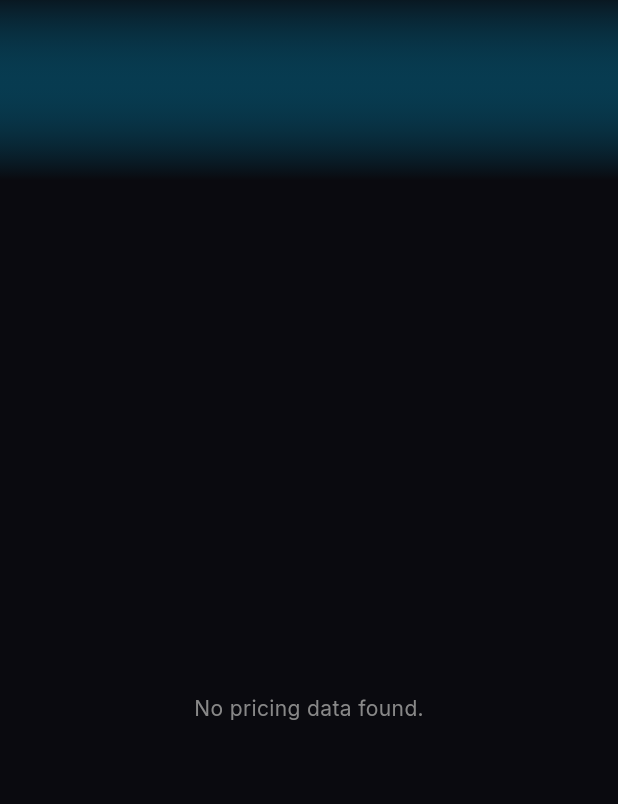
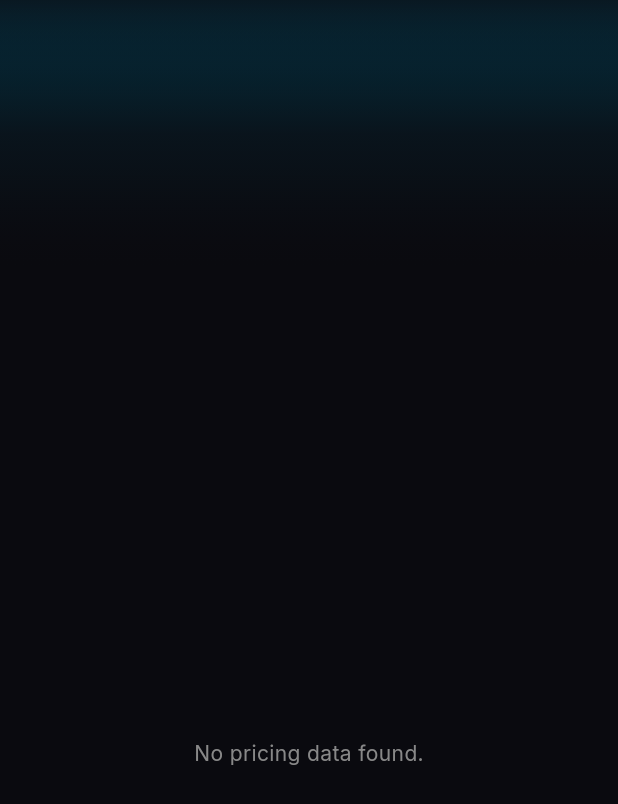
Before and after one commit to WatsonMLDev/pokemon-cost-scraper, a Flutter app: the CardDetailsScreen screen opened directly with empty values, on a phone screen of 412 x 824 dp. Shown: the top 804 px of the screen. Run offline on Flutter 3.47's test engine with Material 3 defaults, Android fonts, the phone set to English and light mode, and no system bars; our stand-ins replace cached_network_image, camera, flutter_dotenv, google_fonts.

Commit message:
new changes

```diff
--- a/flutter_app/lib/screens/card_details_screen.dart
+++ b/flutter_app/lib/screens/card_details_screen.dart
@@ -1,5 +1,7 @@
 import 'package:flutter/material.dart';
 import 'package:google_fonts/google_fonts.dart';
+import 'package:url_launcher/url_launcher.dart';
+import 'package:cached_network_image/cached_network_image.dart';
 
 import '../theme.dart';
 
@@ -35,9 +37,22 @@ class CardDetailsScreen extends StatelessWidget {
         slivers: [
           // ── Hero Header ──
           SliverAppBar(
-            expandedHeight: 120,
+            expandedHeight: 180,
             pinned: true,
             backgroundColor: HaloColors.background,
+            actions: [
+              if (cardData['url'] != null && cardData['url'].toString().isNotEmpty)
+                IconButton(
+                  icon: const Icon(Icons.open_in_browser, color: HaloColors.primary),
+                  tooltip: 'Open in TCGPlayer',
+                  onPressed: () async {
+                    final url = Uri.parse('https://www.tcgplayer.com${cardData['url']}');
+                    if (await canLaunchUrl(url)) {
+                      await launchUrl(url, mode: LaunchMode.externalApplication);
+                    }
+                  },
+                ),
+            ],
             flexibleSpace: FlexibleSpaceBar(
               titlePadding:
                   const EdgeInsets.symmetric(horizontal: 16, vertical: 12),
@@ -48,11 +63,28 @@ class CardDetailsScreen extends StatelessWidget {
                   fontWeight: FontWeight.w700,
                   color: HaloColors.primary,
                   letterSpacing: 1.2,
+                  shadows: [
+                    Shadow(
+                      color: Colors.black.withValues(alpha: 0.8),
+                      blurRadius: 4,
+                    )
+                  ],
                 ),
                 maxLines: 2,
                 overflow: TextOverflow.ellipsis,
               ),
-              background: Container(
+              background: Stack(
+                fit: StackFit.expand,
+                children: [
+                  if (cardData['image_url'] != null && cardData['image_url'].toString().isNotEmpty)
+                    CachedNetworkImage(
+                      imageUrl: cardData['image_url'],
+                      fit: BoxFit.cover,
+                      placeholder: (context, url) => Container(color: HaloColors.background),
+                      errorWidget: (context, url, error) => Container(color: HaloColors.background),
+                    )
+                  else
+                    Container(
                       decoration: BoxDecoration(
                         gradient: LinearGradient(
                           begin: Alignment.topCenter,
@@ -63,6 +95,22 @@ class CardDetailsScreen extends StatelessWidget {
                           ],
                         ),
                       ),
+                    ),
+                  // Dark gradient overlay to ensure text is readable
+                  Container(
+                    decoration: BoxDecoration(
+                      gradient: LinearGradient(
+                        begin: Alignment.topCenter,
+                        end: Alignment.bottomCenter,
+                        colors: [
+                          Colors.transparent,
+                          HaloColors.background.withValues(alpha: 0.8),
+                          HaloColors.background,
+                        ],
+                      ),
+                    ),
+                  ),
+                ],
               ),
             ),
           ),
--- a/flutter_app/lib/screens/scraping_screen.dart
+++ b/flutter_app/lib/screens/scraping_screen.dart
@@ -63,6 +63,10 @@ class _ScrapingScreenState extends State<ScrapingScreen> {
               _error = data['message'];
             } else if (data['type'] == 'result') {
               _cardData = data['data'];
+              _cardData!['url'] = widget.item['url'];
+              if (widget.item['image_url'] != null) {
+                _cardData!['image_url'] = widget.item['image_url'];
+              }
               Navigator.pushReplacement(
                 context,
                 _haloPageRoute(
--- a/flutter_app/pubspec.yaml
+++ b/flutter_app/pubspec.yaml
@@ -39,6 +39,8 @@ dependencies:
   path_provider: ^2.1.6
   google_fonts: ^6.2.1
   flutter_dotenv: ^6.0.1
+  url_launcher: ^6.3.0
+  cached_network_image: ^3.4.1
 
 dev_dependencies:
   flutter_test:
```
Also changed, not shown: flutter_app/analysis_options.yaml (+9 -0 lines), flutter_app/lib/screens/search_results_screen.dart (+40 -4 lines), flutter_app/pubspec.lock, 3 other files. Lines whose indentation alone changed are shown as unchanged.
